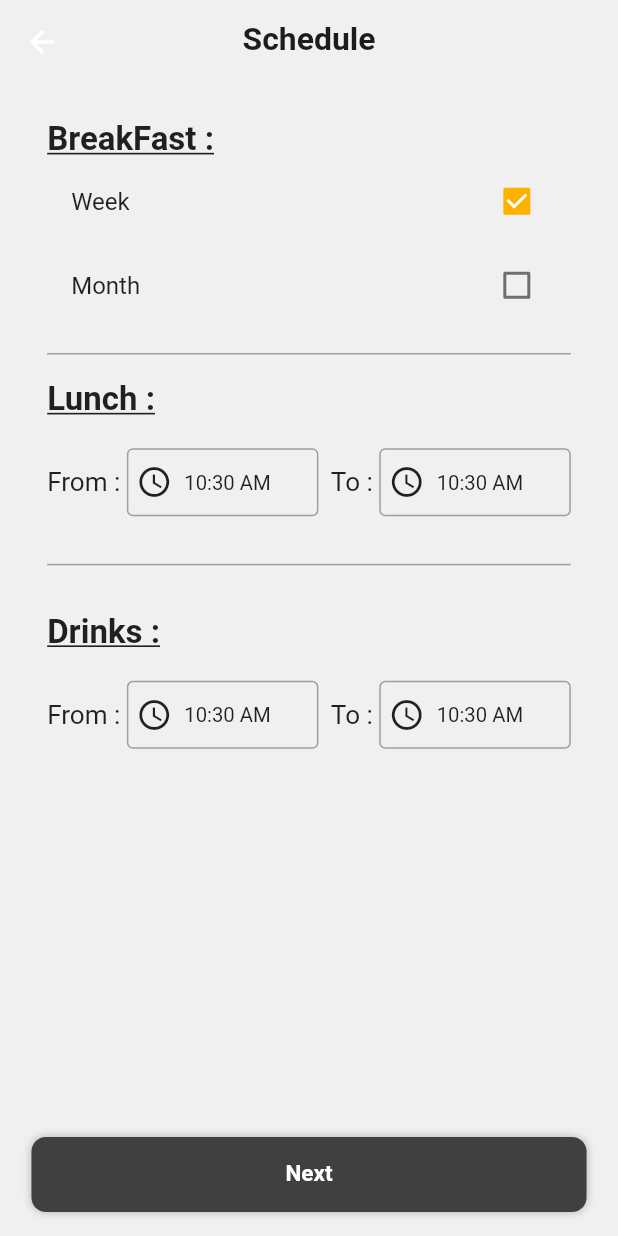
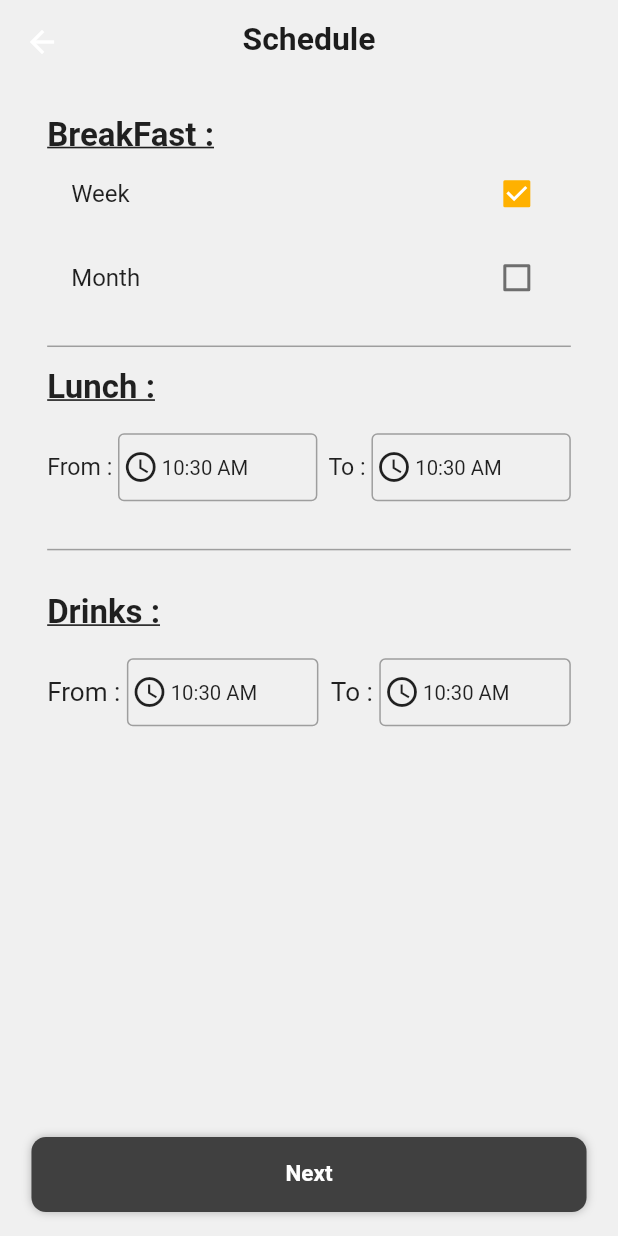
Before and after one commit to Omarzi/FoodOx, a Flutter app: the ScheduleScreen screen opened directly, on a phone screen of 412 x 824 dp. Run offline on Flutter 3.47's test engine with Material 2 defaults, Android fonts, the phone set to English and light mode, and no system bars; our stand-ins replace bloc, dio, flutter_bloc, flutter_screenutil, flutter_svg, google_fonts and 2 more; accounts and stored records are empty.

Commit message:
some refactor in schedule screen 2

```diff
--- a/lib/features/schedule/presentation/componant/data_componant.dart
+++ b/lib/features/schedule/presentation/componant/data_componant.dart
@@ -40,7 +40,7 @@ class _TimeSelectionComponentState extends State<TimeSelectionComponent> {
     return GestureDetector(
       onTap: _showTimePicker,
       child: Container(
-        padding: EdgeInsets.symmetric(vertical: 10.h, horizontal: 5.w),
+        padding: EdgeInsets.symmetric(vertical: 10.h, horizontal: 2.w),
         decoration: BoxDecoration(
           borderRadius: BorderRadius.circular(4),
           border: Border.all(color: Colors.grey),
@@ -48,7 +48,7 @@ class _TimeSelectionComponentState extends State<TimeSelectionComponent> {
         child: Row(
           children: [
             Icon(Icons.access_time),
-            SizedBox(width: 8),
+            SizedBox(width: 2.w),
             Text(
               selectedTime.format(context),
               style: TextStyle(fontSize: 14.sp),
--- a/lib/features/schedule/presentation/schedule_screen.dart
+++ b/lib/features/schedule/presentation/schedule_screen.dart
@@ -1,11 +1,8 @@
 import 'package:flutter/material.dart';
 import 'package:flutter_bloc/flutter_bloc.dart';
 import 'package:flutter_screenutil/flutter_screenutil.dart';
-import 'package:flutter_svg/flutter_svg.dart';
 import 'package:food_ox/components/app_buttons.dart';
 import 'package:food_ox/components/snack_bar.dart';
-import 'package:food_ox/features/auth/data/data_provider/local/my_config_cache.dart';
-import 'package:food_ox/features/auth/data/data_provider/local/my_config_cache_keys.dart';
 import 'package:food_ox/features/home/presentation/home_screen.dart';
 import 'package:food_ox/features/schedule/managers/schedule_cubit.dart';
 import 'package:food_ox/features/schedule/presentation/componant/check_box_componant.dart';
@@ -17,22 +14,14 @@ class ScheduleScreen extends StatelessWidget {
   GlobalKey<FormState> scheduleKey = GlobalKey<FormState>();
   String chooseBreakFast = "week";
 
-  // TextEditingController breakTimeController = TextEditingController();
-  //
-  // TextEditingController lunchFromTimeController = TextEditingController();
-  // TextEditingController lunchToTimeController = TextEditingController();
-  //
-  // TextEditingController drinkFromTimeController = TextEditingController();
-  // TextEditingController drinkToTimeController = TextEditingController();
-
   ScheduleScreen({Key? key}) : super(key: key);
 
   @override
   Widget build(BuildContext context) {
-    String lunchFrom = "${TimeOfDay.now().format(context).substring(0, 5)}";
-    String lunchTO = "${TimeOfDay.now().format(context).substring(0, 5)}";
-    String drinkFrom = "${TimeOfDay.now().format(context).substring(0, 5)}";
-    String drinkTo = "${TimeOfDay.now().format(context).substring(0, 5)}";
+    String lunchFrom = TimeOfDay.now().format(context).substring(0, 5);
+    String lunchTO = TimeOfDay.now().format(context).substring(0, 5);
+    String drinkFrom = TimeOfDay.now().format(context).substring(0, 5);
+    String drinkTo = TimeOfDay.now().format(context).substring(0, 5);
 
     return BlocConsumer<ScheduleCubit, ScheduleState>(
       listener: (context, state) {
@@ -92,13 +81,13 @@ class ScheduleScreen extends StatelessWidget {
                     Column(
                       crossAxisAlignment: CrossAxisAlignment.start,
                       children: [
-                        const Text(
+                        Text(
                           'BreakFast : ',
-                          style: TextStyle(
+                          style: GoogleFonts.darkerGrotesque(
                               fontSize: 22,
                               fontWeight: FontWeight.w700,
                               decoration: TextDecoration.underline,
-                          ),
+                              height: 1.h),
                         ),
                         ThemeSelectionComponent(
                           onThemeChanged: (isWeek) {
@@ -117,20 +106,20 @@ class ScheduleScreen extends StatelessWidget {
                     Column(
                       crossAxisAlignment: CrossAxisAlignment.start,
                       children: [
-                        const Text(
+                        Text(
                           'Lunch : ',
-                          style: TextStyle(
+                          style: GoogleFonts.darkerGrotesque(
                               fontSize: 22,
                               fontWeight: FontWeight.w700,
                               decoration: TextDecoration.underline,
-                          ),
+                              height: 1.h),
                         ),
                         SizedBox(height: 20.h),
                         Row(
                           children: [
                             Text(
                               "From : ",
-                              style: TextStyle(fontSize: 18.sp),
+                              style: TextStyle(fontSize: 16.sp),
                             ),
                             Flexible(
                               child: TimeSelectionComponent(
@@ -143,7 +132,7 @@ class ScheduleScreen extends StatelessWidget {
                             ),
                             Text(
                               "  To : ",
-                              style: TextStyle(fontSize: 18.sp),
+                              style: TextStyle(fontSize: 16.sp),
                             ),
                             Flexible(
                               child: TimeSelectionComponent(
@@ -164,13 +153,13 @@ class ScheduleScreen extends StatelessWidget {
                     Column(
                       crossAxisAlignment: CrossAxisAlignment.start,
                       children: [
-                        const Text(
+                        Text(
                           'Drinks : ',
-                          style: TextStyle(
+                          style: GoogleFonts.darkerGrotesque(
                               fontSize: 22,
                               fontWeight: FontWeight.w700,
                               decoration: TextDecoration.underline,
-                          ),
+                              height: 1.h),
                         ),
                         SizedBox(height: 20.h),
                         Row(
```
Lines whose indentation alone changed are shown as unchanged.
